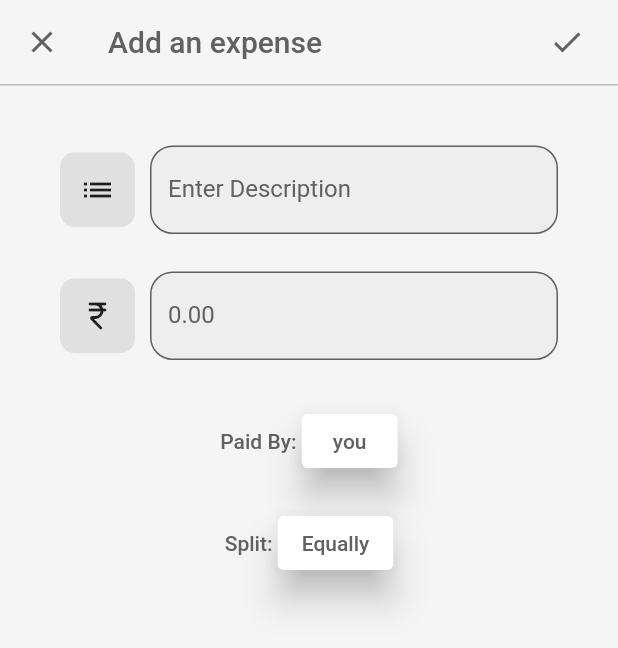
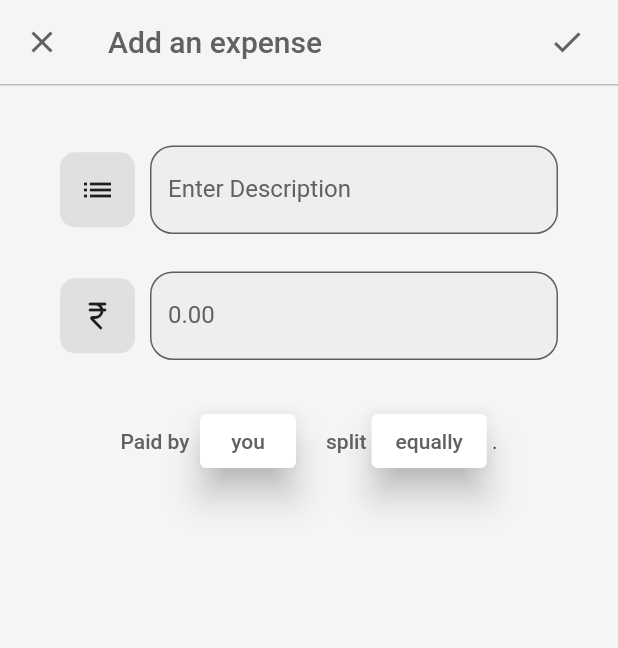
Before and after one commit to itkum101/splitMoney, a Flutter app: the AddExpense screen opened by its route, on a phone screen of 412 x 824 dp. Shown: the top 648 px of the screen. Run offline on Flutter 3.47's test engine with Material 2 defaults, Android fonts, the phone set to English and light mode, and no system bars; our stand-ins replace contacts_service, image_picker, permission_handler.

Commit message:
COLUMN to ROW

```diff
--- a/lib/routes/add_expense.dart
+++ b/lib/routes/add_expense.dart
@@ -112,11 +112,14 @@ class AddExpense extends StatelessWidget {
             height: 30,
           ),
           Row(
-            crossAxisAlignment: CrossAxisAlignment.center,
             children: [
               const Spacer(),
+              Row(
+                // crossAxisAlignment: CrossAxisAlignment.center,
+                children: [
+                  // const Spacer(),
                   Text(
-                "Paid By: ",
+                    "Paid by  ",
                     style: TextStyle(
                         color: Colors.grey[700], fontWeight: FontWeight.w500),
                   ),
@@ -132,18 +135,20 @@ class AddExpense extends StatelessWidget {
                           color: Colors.grey[700], fontWeight: FontWeight.w500),
                     ),
                   ),
-              const Spacer()
                 ],
               ),
+              // const SizedBox(
+              //   width: 20,
+              // ),
               const SizedBox(
-            height: 20,
+                width: 20,
               ),
               Row(
-            crossAxisAlignment: CrossAxisAlignment.center,
+                // crossAxisAlignment: CrossAxisAlignment.center,
                 children: [
-              const Spacer(),
+                  // const Spacer(),
                   Text(
-                "Split: ",
+                    "split ",
                     style: TextStyle(
                         color: Colors.grey[700], fontWeight: FontWeight.w500),
                   ),
@@ -154,12 +159,16 @@ class AddExpense extends StatelessWidget {
                             MaterialStateProperty.all<Color>(Colors.white)),
                     onPressed: () {},
                     child: Text(
-                  "Equally",
+                      "equally",
                       style: TextStyle(
                           color: Colors.grey[700], fontWeight: FontWeight.w500),
                     ),
                   ),
-              const Spacer()
+                  const Text(' .'),
+                  // const Spacer()
+                ],
+              ),
+              const Spacer(),
             ],
           )
         ],
```
Lines whose indentation alone changed are shown as unchanged.
